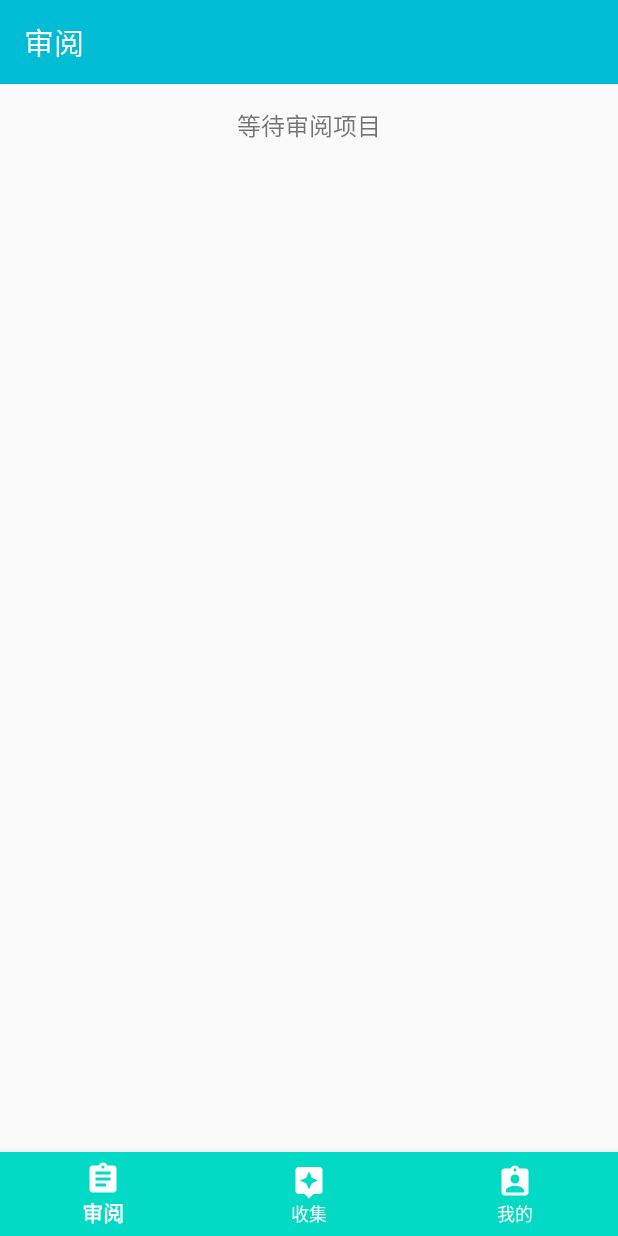
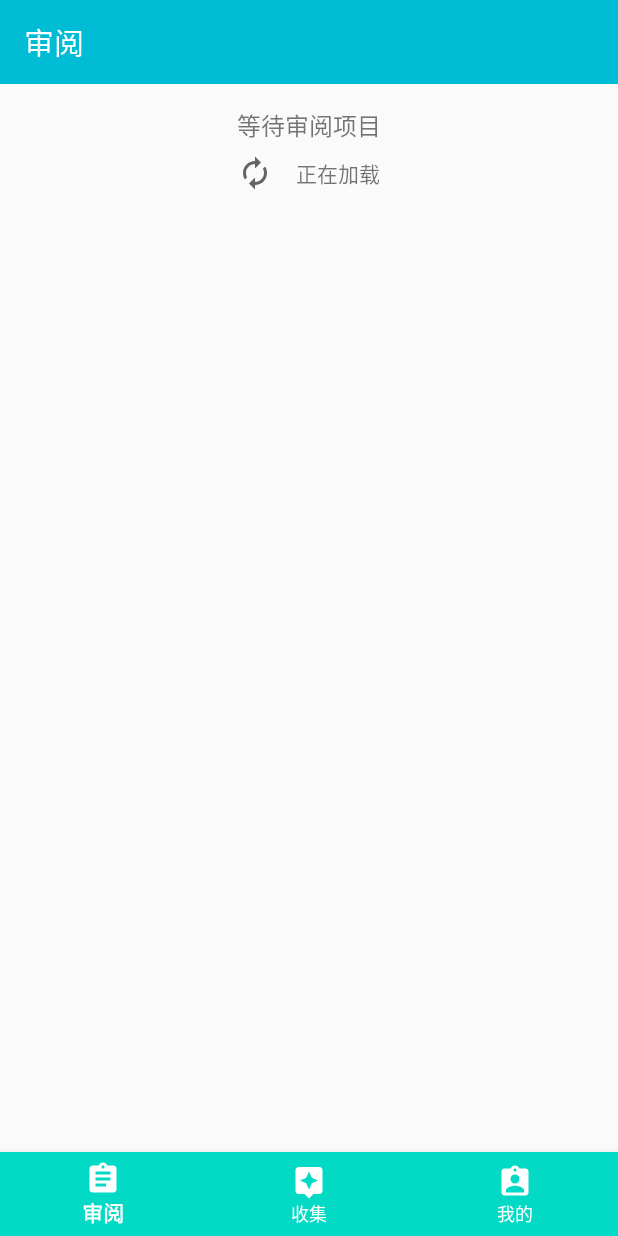
Before and after one commit to loflv/crmTestRepository, an Android app: the RecordFragment screen opened directly, with no data from a screen before it, on a phone screen of 412 x 824 dp. Run offline under Robolectric (Android 15) with nearby library versions, the phone set to English and light mode, and no system bars; our stand-ins replace navigation-ui; libraries missing offline, so code that uses them is left out: com.orhanobut.logger; 8 statements that could not run were skipped.

Commit message:
添加footView

```diff
--- a/app/src/main/java/com/example/crm_test/UI/Fragment/RecordFragment.kt
+++ b/app/src/main/java/com/example/crm_test/UI/Fragment/RecordFragment.kt
@@ -33,9 +33,6 @@ class RecordFragment : BaseFragment<RecordFragmentViewModel>() {
 
 
     override fun initData() {
-        if (mFragmentViewModel.number > 3) {
-            return
-        }
         val mainActivity = requireActivity() as MainActivity
         mFragmentViewModel.loadMes(mainActivity.baseViewModel.userId.toString())
 
@@ -45,12 +42,18 @@ class RecordFragment : BaseFragment<RecordFragmentViewModel>() {
         return R.layout.fragment_record
     }
 
+
     override fun initView() {
-        my_recycler.adapter = RecordAdapter(mFragmentViewModel.getList()) { i, recordId, id ->
-            val intent =
-                RecordDetailActivity.jumpToRecordDetail(requireActivity(), recordId, id)
-            startActivityForResult(intent, i)
-        }
+        my_recycler.adapter =
+            RecordAdapter(
+                mFragmentViewModel,
+                mFragmentViewModel.getList(),
+                { initData() },
+                { i, recordId, id ->
+                    val intent =
+                        RecordDetailActivity.jumpToRecordDetail(requireActivity(), recordId, id)
+                    startActivityForResult(intent, i)
+                })
 
         my_recycler.layoutManager = LinearLayoutManager(requireActivity())
         my_recycler.addOnScrollListener(object : RecyclerView.OnScrollListener() {
--- a/app/src/main/java/com/example/crm_test/UI/viewModel/RecordFragmentViewModel.kt
+++ b/app/src/main/java/com/example/crm_test/UI/viewModel/RecordFragmentViewModel.kt
@@ -39,7 +39,9 @@ class RecordFragmentViewModel : BaseViewModel() {
 
     fun loadMes(userId: String) {
         val retrofitService = NetWorkUtils.phoneRetrofitService(CrmApi::class.java)
-
+        if (number > 3) {
+            return
+        }
         launch {
 
             val t = retrofitService.getRecord(userId, lastRecordId, "2006.2")
--- a/app/src/main/java/com/example/crm_test/adapter/RecordAdapter.kt
+++ b/app/src/main/java/com/example/crm_test/adapter/RecordAdapter.kt
@@ -7,32 +7,68 @@ import android.widget.TextView
 import androidx.recyclerview.widget.RecyclerView
 import androidx.recyclerview.widget.RecyclerView.ViewHolder
 import com.example.crm_test.R
+import com.example.crm_test.UI.viewModel.RecordFragmentViewModel
 import com.example.crm_test.adapter.RecordAdapter.MyViewHolder
 import com.example.crm_test.bean.PostMesList
 import java.text.SimpleDateFormat
 
 class RecordAdapter(
+    val viewMode: RecordFragmentViewModel,
     var mList: List<PostMesList.BodyBean.NoticesBean>,
+    val loadingMore: () -> Unit,
     val callback: (Int, Long, Long) -> Unit
 ) :
-    RecyclerView.Adapter<MyViewHolder>() {
-    override fun onCreateViewHolder(parent: ViewGroup, viewType: Int): MyViewHolder {
+    RecyclerView.Adapter<ViewHolder>() {
+    override fun onCreateViewHolder(parent: ViewGroup, viewType: Int): ViewHolder {
+
+        if (viewType == FOOT_TYPE) {
+            val inflate =
+                LayoutInflater.from(parent.context)
+                    .inflate(R.layout.record_list_foot_item_layout, parent, false)
+            return FootViewHolder(inflate)
+        } else {
             val inflate =
                 LayoutInflater.from(parent.context)
                     .inflate(R.layout.record_list_item_layout, parent, false)
             return MyViewHolder(inflate)
         }
 
-    override fun onBindViewHolder(holder: MyViewHolder, position: Int) {
+    }
+
+    companion object {
+        const val FOOT_TYPE = 1
+        const val NORMAL_TYPE = 0
+    }
+
+    override fun onBindViewHolder(holder: ViewHolder, position: Int) {
+
+        if (holder is MyViewHolder) {
             holder.mName.text =
                 SimpleDateFormat("MM/dd HH:mm :  ").format(mList[position].created) + mList[position].user!!.name + "提交了日志"
             holder.mContent.setOnClickListener {
                 callback(position, mList[position].operate, mList[position].id)
             }
+        } else if (holder is FootViewHolder) {
+
+            if (mList.isNotEmpty()) {
+                loadingMore()
+                holder.view.visibility = View.GONE
+            }
+        }
+
     }
 
     override fun getItemCount(): Int {
-        return mList.size
+        return mList.size + 1
+    }
+
+    override fun getItemViewType(position: Int): Int {
+
+        if (position == mList.size) {
+            return FOOT_TYPE
+        } else {
+            return NORMAL_TYPE
+        }
     }
 
     inner class MyViewHolder(itemView: View) :
@@ -46,4 +82,13 @@ class RecordAdapter(
         }
     }
 
+
+    inner class FootViewHolder(itemView: View) :
+        ViewHolder(itemView) {
+        val view: View
+
+        init {
+            view = itemView.findViewById(R.id.foot_view)
         }
+    }
+}
--- /dev/null
+++ b/app/src/main/res/drawable/ic_baseline_autorenew_24.xml
@@ -0,0 +1,10 @@
+<vector xmlns:android="http://schemas.android.com/apk/res/android"
+    android:width="24dp"
+    android:height="24dp"
+    android:viewportWidth="24"
+    android:viewportHeight="24"
+    android:tint="?attr/colorControlNormal">
+  <path
+      android:fillColor="@android:color/white"
+      android:pathData="M12,6v3l4,-4 -4,-4v3c-4.42,0 -8,3.58 -8,8 0,1.57 0.46,3.03 1.24,4.26L6.7,14.8c-0.45,-0.83 -0.7,-1.79 -0.7,-2.8 0,-3.31 2.69,-6 6,-6zM18.76,7.74L17.3,9.2c0.44,0.84 0.7,1.79 0.7,2.8 0,3.31 -2.69,6 -6,6v-3l-4,4 4,4v-3c4.42,0 8,-3.58 8,-8 0,-1.57 -0.46,-3.03 -1.24,-4.26z"/>
+</vector>
--- /dev/null
+++ b/app/src/main/res/layout/record_list_foot_item_layout.xml
@@ -0,0 +1,22 @@
+<?xml version="1.0" encoding="utf-8"?>
+<LinearLayout xmlns:android="http://schemas.android.com/apk/res/android"
+    xmlns:app="http://schemas.android.com/apk/res-auto"
+    android:layout_width="match_parent"
+    android:layout_height="wrap_content"
+    android:layout_marginTop="8dp"
+    android:id="@+id/foot_view"
+    android:gravity="center"
+    android:orientation="horizontal">
+
+    <ImageView
+        android:layout_width="wrap_content"
+        android:layout_height="wrap_content"
+        android:src="@drawable/ic_baseline_autorenew_24" />
+
+    <TextView
+        android:layout_marginLeft="15dp"
+        android:layout_width="wrap_content"
+        android:layout_height="wrap_content"
+        android:text="正在加载" />
+
+</LinearLayout>
```
Lines whose indentation alone changed are shown as unchanged.
